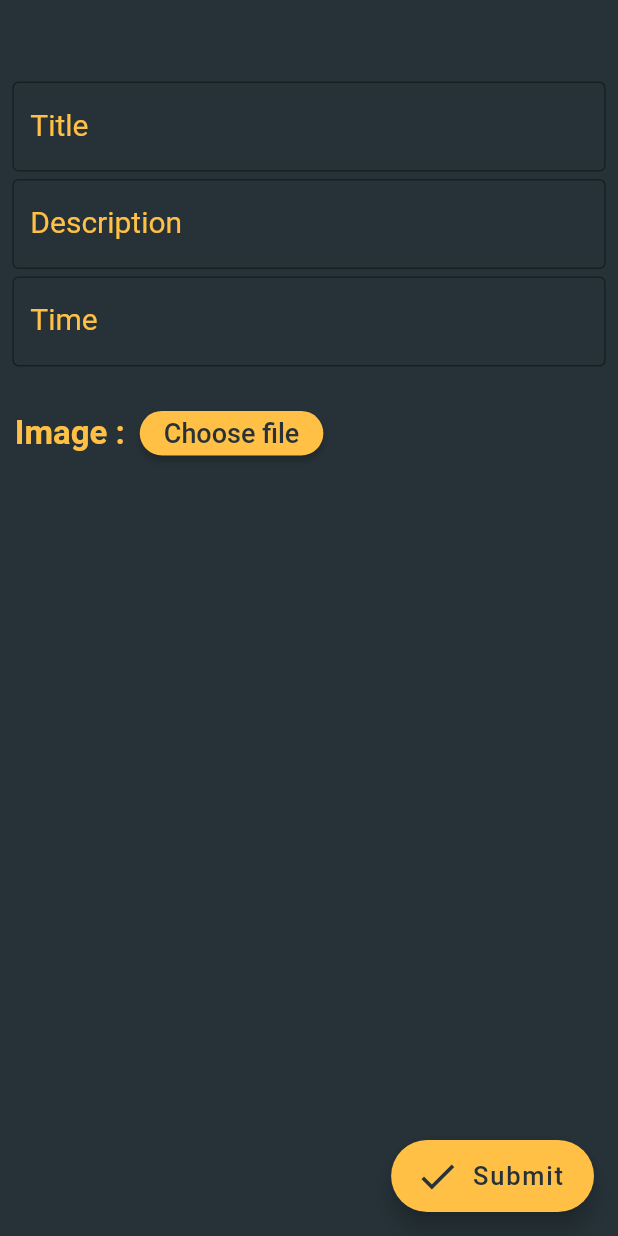
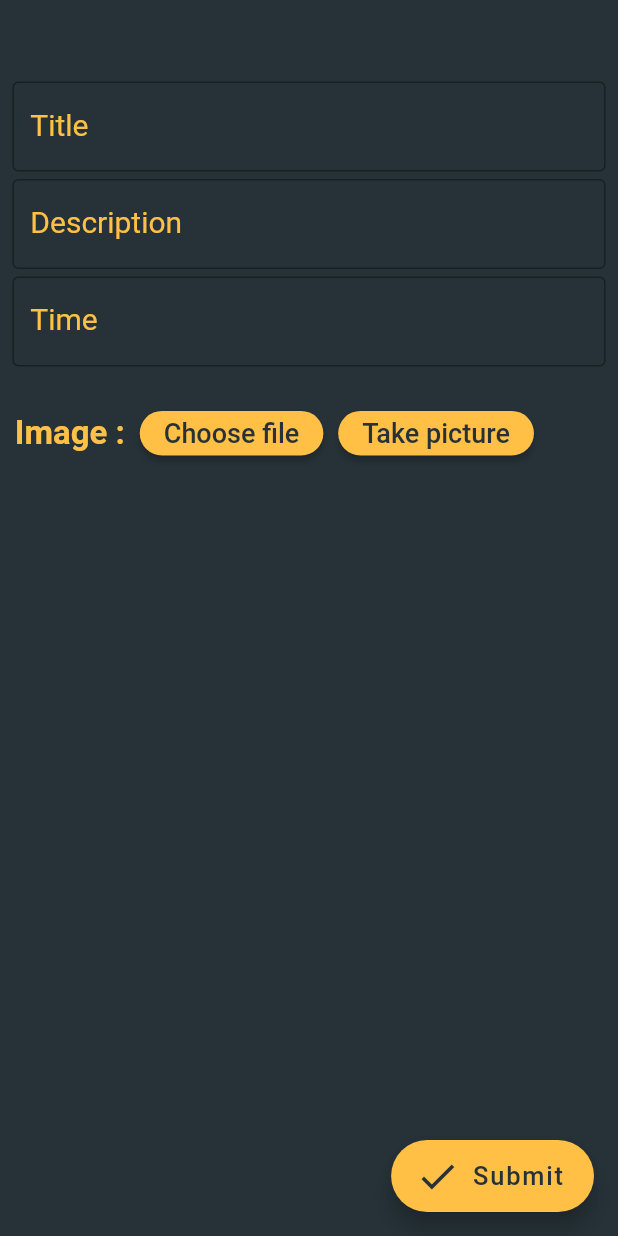
Before and after one commit to NouhJr/Cinema-Booking-Application-Vendor-Application, a Flutter app: the AddingMovies screen opened directly, after a tap on "Choose file", on a phone screen of 412 x 824 dp. Run offline on Flutter 3.47's test engine with Material 2 defaults, Android fonts, the light colour scheme and no system bars; our stand-ins replace cloud_firestore, connectivity, firebase_core, firebase_storage, flushbar, image_picker and 1 more; accounts and stored records are empty.

Commit message:
Adding movie image using device's camera

```diff
--- a/lib/Screens/Adding_New_Movie_Screen.dart
+++ b/lib/Screens/Adding_New_Movie_Screen.dart
@@ -87,6 +87,28 @@ class _AddingMoviesState extends State<AddingMovies> {
                       onPressed: chooseFile,
                     ),
                   ),
+                  SizedBox(
+                    width: SizeConfig.defaultSize,
+                  ),
+                  ButtonTheme(
+                    minWidth: SizeConfig.defaultSize * 12,
+                    height: SizeConfig.defaultSize * 3,
+                    child: RaisedButton(
+                      color: SubMainColor,
+                      shape: RoundedRectangleBorder(
+                        borderRadius: BorderRadius.circular(40),
+                      ),
+                      child: Text(
+                        'Take picture',
+                        style: TextStyle(
+                          fontSize: 18.0,
+                          color: Colors.blueGrey[900],
+                          fontWeight: FontWeight.w500,
+                        ),
+                      ),
+                      onPressed: takePicture,
+                    ),
+                  ),
                 ],
               ),
             ),
@@ -138,6 +160,21 @@ class _AddingMoviesState extends State<AddingMovies> {
   Future chooseFile() async {
     final _picker = ImagePicker();
     PickedFile image = await _picker.getImage(source: ImageSource.gallery);
+    setState(() {
+      _image = File(image.path);
+    });
+    CustomRouter().navigator(
+      context,
+      Selection(
+        picture: _image,
+      ),
+    );
+  }
+
+  //Method 'chooseFile' to make the user choose photo from device's gallary.
+  Future takePicture() async {
+    final _picker = ImagePicker();
+    PickedFile image = await _picker.getImage(source: ImageSource.camera);
     setState(() {
       _image = File(image.path);
     });
@@ -201,13 +238,13 @@ class _AddingMoviesState extends State<AddingMovies> {
           'DocID': movieTilteController.text
               .replaceAll(new RegExp(r"\s+\b|\b\s"), ""),
         });
+        CustomRouter().navigator(context, HomeScreen());
         Warning().errorMessage(
           context,
           title: "Created...!",
           message: "Movie created successfully.",
           icons: Icons.check_circle,
         );
-        CustomRouter().navigator(context, HomeScreen());
       } catch (e) {
         print(e.toString());
       }
--- a/lib/Screens/Image_Selection.dart
+++ b/lib/Screens/Image_Selection.dart
@@ -8,6 +8,8 @@ import 'package:connectivity/connectivity.dart';
 import 'package:vendor_app/Components/Constants.dart';
 import 'package:vendor_app/Components/Size_Configurations.dart';
 import 'package:vendor_app/Components/FlushBar.dart';
+import 'package:vendor_app/Components/Navigator.dart';
+import 'package:vendor_app/Screens/Adding_New_Movie_Screen.dart';
 
 class Selection extends StatefulWidget {
   Selection({this.picture});
@@ -42,7 +44,7 @@ class _SelectionState extends State<Selection> {
                   style: TextStyle(
                     fontFamily: 'Futura PT',
                     fontSize: 22,
-                    color: Colors.black,
+                    color: MainFontsColor,
                     fontWeight: FontWeight.bold,
                   ),
                 ),
@@ -102,6 +104,7 @@ class _SelectionState extends State<Selection> {
       await uploadTask.whenComplete(() => null);
       String uploadedImageUrl = await ref.getDownloadURL();
 
+      CustomRouter().navigator(context, AddingMovies());
       Warning().errorMessage(
         context,
         title: "Uploaded...!",
--- a/lib/Screens/Movie_Details_Screen.dart
+++ b/lib/Screens/Movie_Details_Screen.dart
@@ -217,13 +217,13 @@ class _MovieDetailsState extends State<MovieDetails> {
     } else {
       try {
         await fireStore.collection('Movies').doc(docID).delete();
+        CustomRouter().navigator(context, HomeScreen());
         Warning().errorMessage(
           context,
           title: "Deleted...!",
           message: "Movie deleted successfully.",
           icons: Icons.check_circle,
         );
-        CustomRouter().navigator(context, HomeScreen());
       } catch (e) {
         print(e.toString());
       }
```
